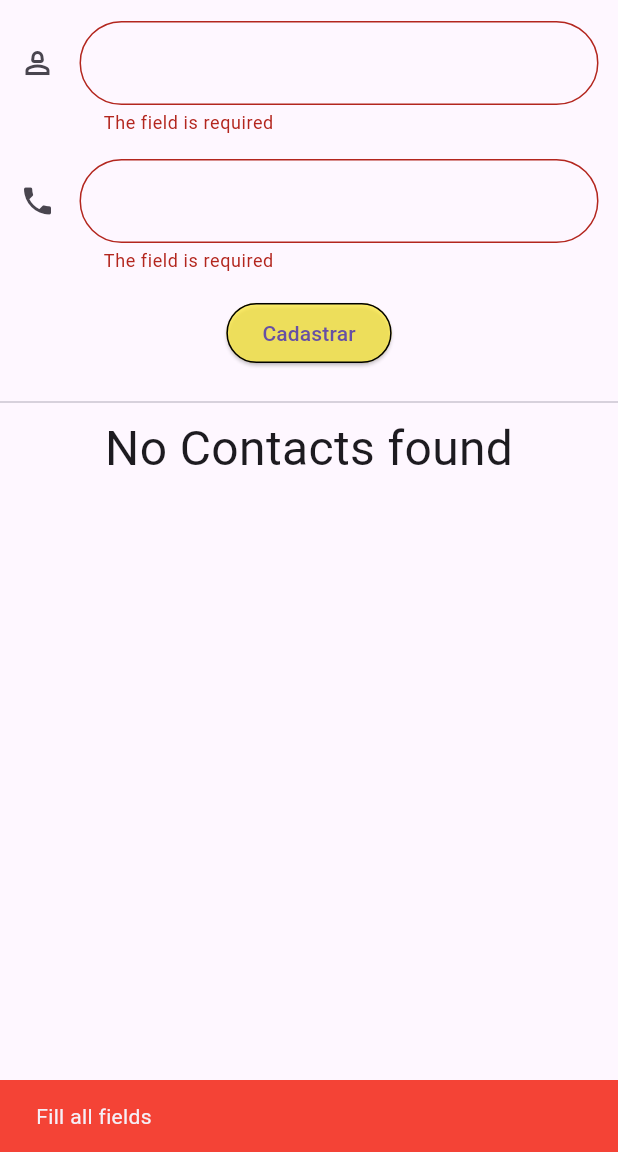
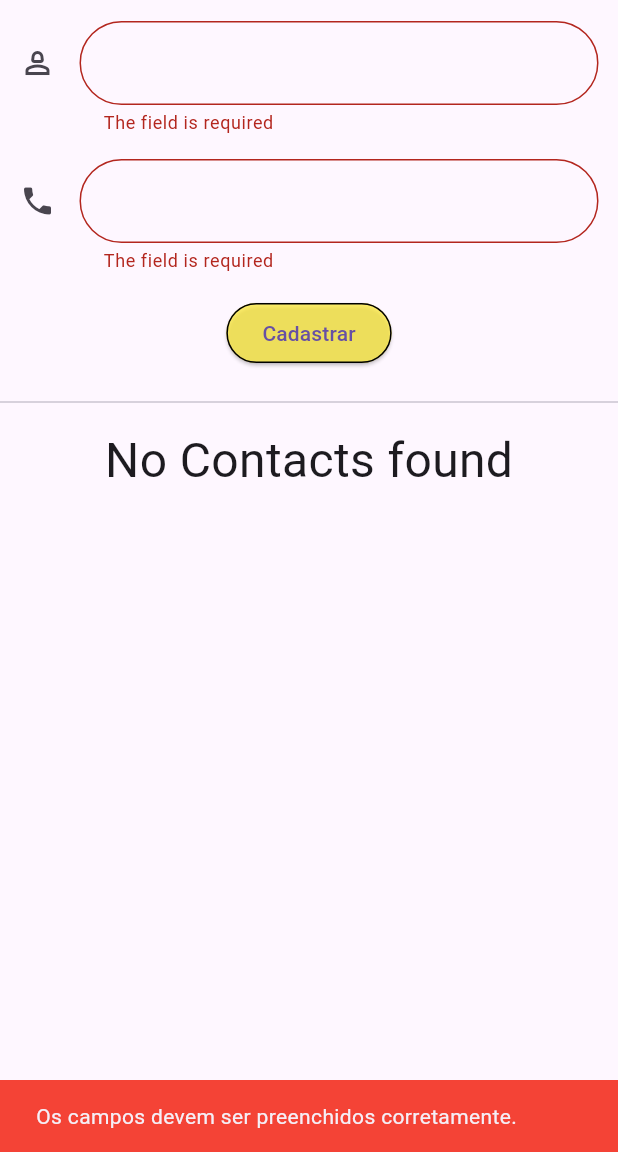
Before and after one commit to gustavocorrea86/Flutter, a Flutter app: the screen it shows after launch, after a tap on "Cadastrar", on a phone screen of 412 x 824 dp, the part 84-1236 px from its top. Run offline on Flutter 3.47's test engine with Material 3 defaults, Android fonts, the phone set to English and light mode, and no system bars; our stand-ins replace form_validator, sqflite; accounts and stored records are empty.

Commit message:
Update home.dart

```diff
--- a/agenda/lib/screens/home.dart
+++ b/agenda/lib/screens/home.dart
@@ -20,11 +20,11 @@ class _HomeState extends State<Home> {
   TextEditingController updateNumber = TextEditingController();
 
   final validatorName = ValidationBuilder()
-      .minLength(3, 'O nome deve ter no mínimo3 letras')
-      .maxLength(10, 'O nome deve ter no máximo 10 letras')
+      .minLength(3, 'O nome deve ter no mínimo 3 letras.')
+      .maxLength(10, 'O nome deve ter no máximo 10 letras.')
       .build();
 
-  final validatorNumber = ValidationBuilder().phone().build();
+  final validatorNumber = ValidationBuilder().phone('Telefone deve conter no mímino 9 números.').build();
 
   Future<List<PhoneBook>>? _nameContact;
 
@@ -41,14 +41,14 @@ class _HomeState extends State<Home> {
       _nameContact = null;
       ScaffoldMessenger.of(context).showSnackBar(
         const SnackBar(
-          content: Text('Datas saved successfully'),
+          content: Text('Contato salvo com sucesso!'),
           backgroundColor: Colors.green,
         ),
       );
     } else {
       ScaffoldMessenger.of(context).showSnackBar(
         SnackBar(
-          content: Text('Fill all fields'),
+          content: Text('Os campos devem ser preenchidos corretamente.'),
           backgroundColor: Colors.red,
         ),
       );
@@ -153,6 +153,8 @@ class _HomeState extends State<Home> {
             ),
             const Divider(),
             Expanded(
+              child: Padding(
+                padding: const EdgeInsets.all(8.0),
                 child: Container(
                   child: FutureBuilder<List<PhoneBook>>(
                     future: dataShow(),
@@ -238,6 +240,7 @@ class _HomeState extends State<Home> {
                   ),
                 ),
               ),
+            ),
           ],
         ),
       ),
```
Lines whose indentation alone changed are shown as unchanged.
